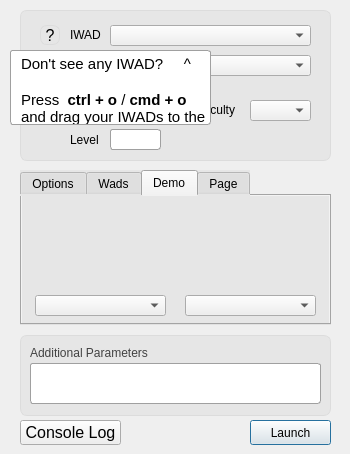
Pedro-Beirao/dsda-launcher, file dsda-launcher/mainwindow.ui: the form before one commit.
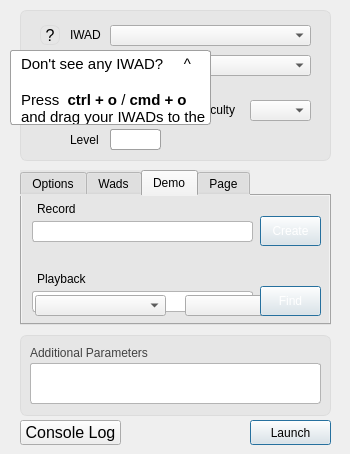
The form after the commit. The open tabs and pages were chosen to show the change. Icons and pictures are not drawn.

What changed in the file:
```diff
--- a/dsda-launcher/mainwindow.ui
+++ b/dsda-launcher/mainwindow.ui
@@ -25,6 +25,9 @@
   <property name="windowTitle">
    <string>dsda-launcher</string>
   </property>
+  <property name="styleSheet">
+   <string notr="true"/>
+  </property>
   <widget class="QWidget" name="centralwidget">
    <widget class="QPushButton" name="LaunchGameButton">
     <property name="geometry">
@@ -70,7 +73,7 @@
      <bool>false</bool>
     </property>
     <property name="styleSheet">
-     <string notr="true">border: 1px solid rgb(160, 160, 160);
+     <string notr="true">border: 1px solid rgb(180, 180, 180);
 padding-left: 6px;
 color: #000;
 height: 20px;
@@ -448,14 +451,14 @@
      </rect>
     </property>
     <property name="styleSheet">
-     <string notr="true">background-color: rgb(230, 230, 230);
+     <string notr="true">background-color:rgb(230, 230, 230)
 </string>
     </property>
     <property name="tabShape">
      <enum>QTabWidget::Rounded</enum>
     </property>
     <property name="currentIndex">
-     <number>0</number>
+     <number>2</number>
     </property>
     <property name="usesScrollButtons">
      <bool>false</bool>
@@ -655,6 +658,68 @@
      <attribute name="title">
       <string>Demo</string>
      </attribute>
+     <widget class="QLabel" name="label_7">
+      <property name="geometry">
+       <rect>
+        <x>15</x>
+        <y>5</y>
+        <width>91</width>
+        <height>16</height>
+       </rect>
+      </property>
+      <property name="text">
+       <string>Record</string>
+      </property>
+     </widget>
+     <widget class="QLineEdit" name="recordDemo">
+      <property name="geometry">
+       <rect>
+        <x>10</x>
+        <y>25</y>
+        <width>221</width>
+        <height>21</height>
+       </rect>
+      </property>
+      <property name="styleSheet">
+       <string notr="true">border: 1px solid rgb(180, 180, 180);
+padding-left: 6px;
+color: #000;
+height: 20px;
+background-color:rgb(255, 255, 255);
+border-radius:3px</string>
+      </property>
+     </widget>
+     <widget class="QLineEdit" name="recordDemo_2">
+      <property name="geometry">
+       <rect>
+        <x>10</x>
+        <y>95</y>
+        <width>221</width>
+        <height>21</height>
+       </rect>
+      </property>
+      <property name="styleSheet">
+       <string notr="true">border: 1px solid rgb(180, 180, 180);
+padding-left: 6px;
+color: #000;
+height: 20px;
+background-color:rgb(255, 255, 255);
+border-radius:3px</string>
+      </property>
+     </widget>
+     <widget class="QLabel" name="label_8">
+      <property name="geometry">
+       <rect>
+        <x>15</x>
+        <y>75</y>
+        <width>91</width>
+        <height>16</height>
+       </rect>
+      </property>
+      <property name="text">
+       <string>Playback</string>
+      </property>
+     </widget>
     </widget>
     <widget class="QWidget" name="tab_2">
      <attribute name="title">
@@ -831,6 +896,46 @@
      </property>
     </item>
    </widget>
+   <widget class="QPushButton" name="pushButton_2">
+    <property name="geometry">
+     <rect>
+      <x>260</x>
+      <y>216</y>
+      <width>61</width>
+      <height>30</height>
+     </rect>
+    </property>
+    <property name="styleSheet">
+     <string notr="true">color: rgb(255, 255, 255);
+</string>
+    </property>
+    <property name="text">
+     <string>Create</string>
+    </property>
+    <property name="default">
+     <bool>true</bool>
+    </property>
+   </widget>
+   <widget class="QPushButton" name="pushButton_3">
+    <property name="geometry">
+     <rect>
+      <x>260</x>
+      <y>286</y>
+      <width>61</width>
+      <height>30</height>
+     </rect>
+    </property>
+    <property name="styleSheet">
+     <string notr="true">color: rgb(255, 255, 255);
+</string>
+    </property>
+    <property name="text">
+     <string>Find</string>
+    </property>
+    <property name="default">
+     <bool>true</bool>
+    </property>
+   </widget>
    <zorder>frame_4</zorder>
    <zorder>frame</zorder>
    <zorder>LaunchGameButton</zorder>
@@ -851,6 +956,8 @@
    <zorder>toolTip</zorder>
    <zorder>comboBox_2</zorder>
    <zorder>comboBox</zorder>
+   <zorder>pushButton_2</zorder>
+   <zorder>pushButton_3</zorder>
   </widget>
   <widget class="QMenuBar" name="menubar">
    <property name="geometry">
```
